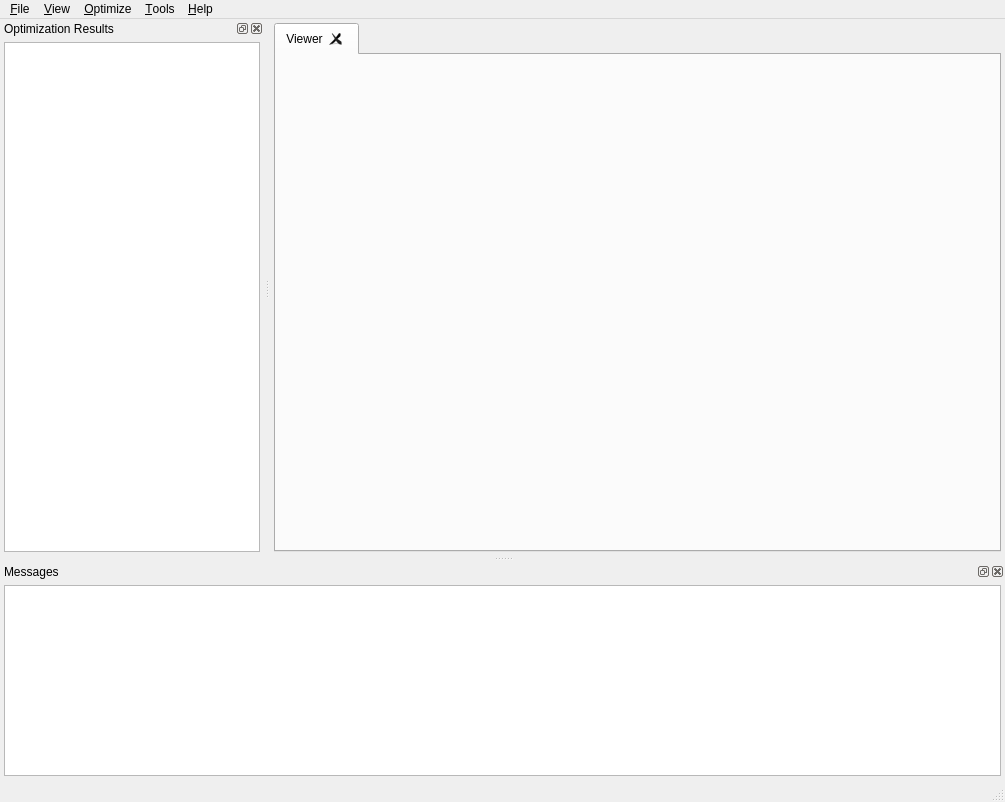
opensim-org/SCONE, file scone/sconestudio/SconeStudio.ui: the form before one commit.
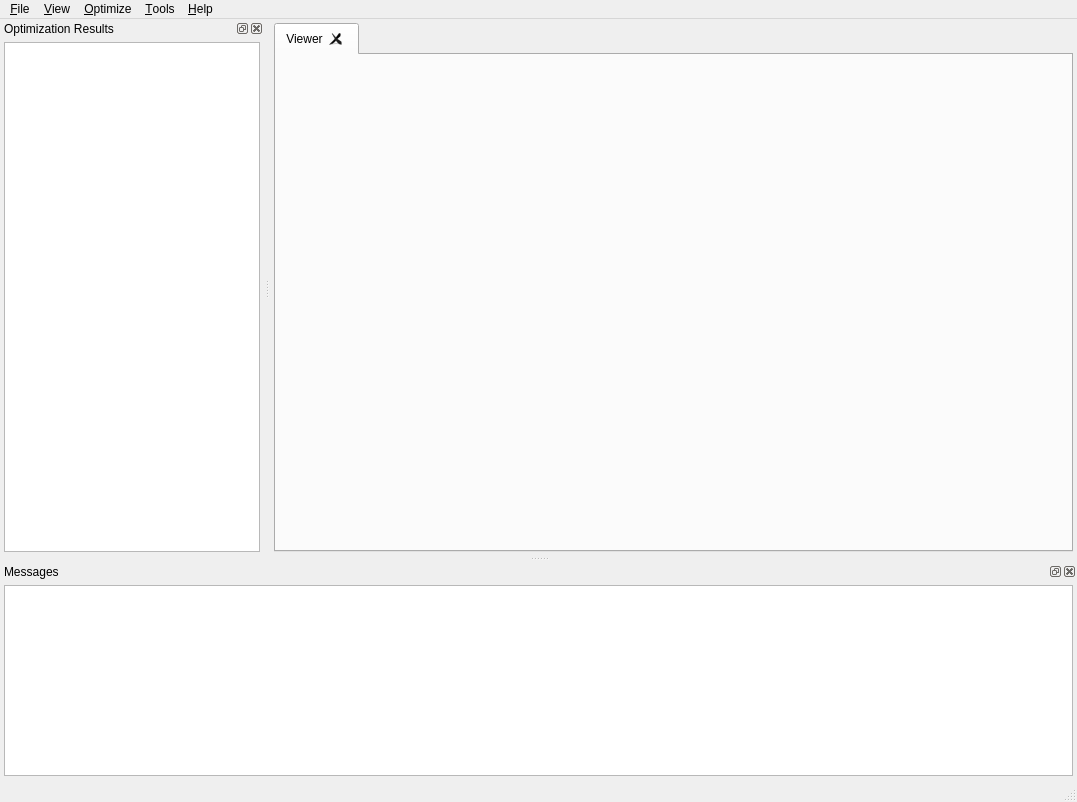
The form after the commit. Custom widgets are drawn as their Qt base class.

What changed in the file:
```diff
--- a/scone/sconestudio/SconeStudio.ui
+++ b/scone/sconestudio/SconeStudio.ui
@@ -6,7 +6,7 @@
    <rect>
     <x>0</x>
     <y>0</y>
-    <width>1005</width>
+    <width>1077</width>
     <height>802</height>
    </rect>
   </property>
@@ -97,7 +97,7 @@
     <rect>
      <x>0</x>
      <y>0</y>
-     <width>1005</width>
+     <width>1077</width>
      <height>21</height>
     </rect>
    </property>
```
